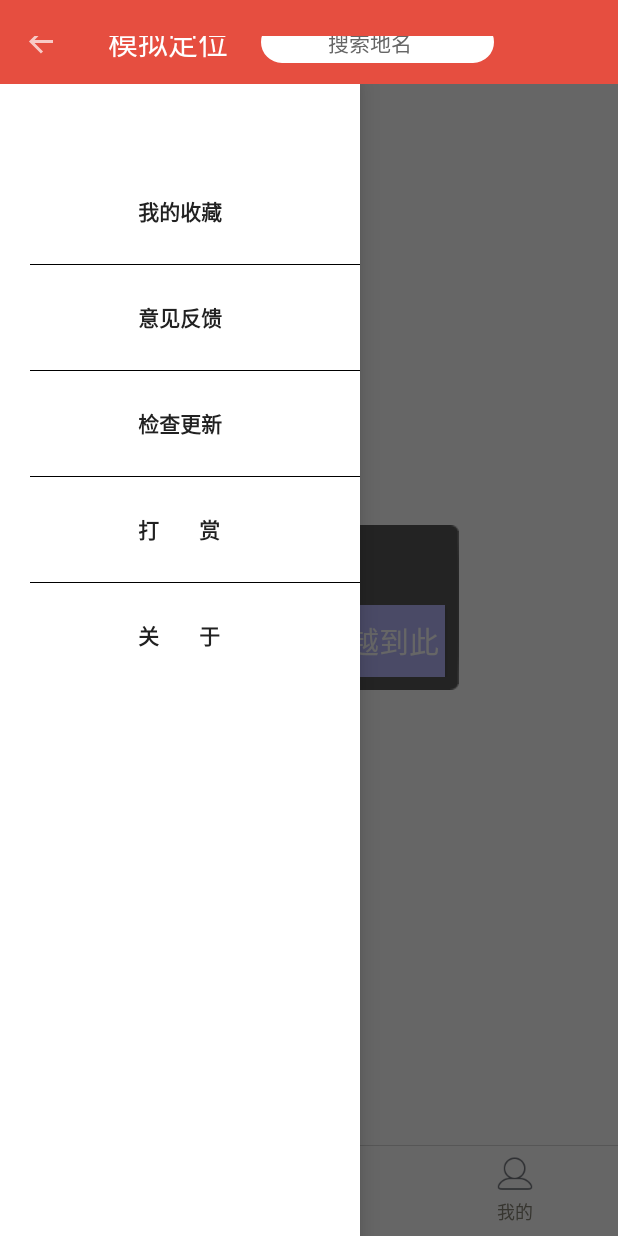
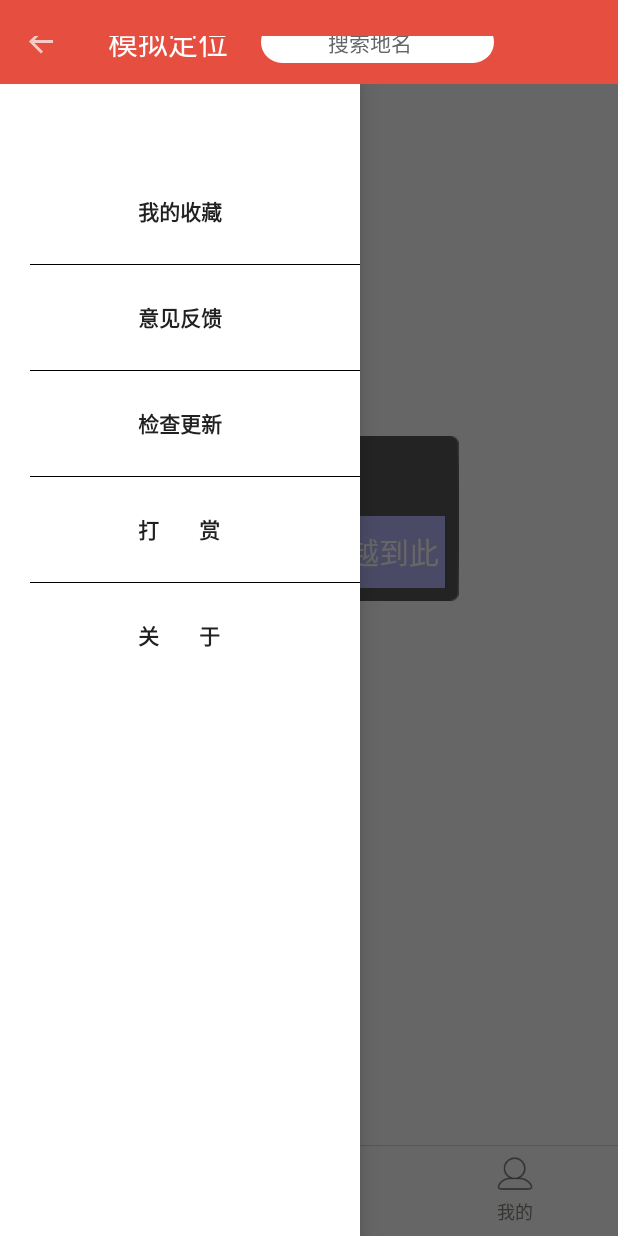
Before and after one commit to hackwind/LocationSimulator, an Android app: the screen it shows after launch (MainActivity), with the side drawer open, on a phone screen of 412 x 824 dp. Run offline under Robolectric (Android 15) with nearby library versions, the phone set to English and light mode, and no system bars; libraries missing offline, so code that uses them is left out: com.baidu.mapapi; 5 statements that could not run were skipped.

Commit message:
modify center inifowindow position

```diff
--- a/app/src/main/java/com/tonyhu/location/fragment/MapFragment.java
+++ b/app/src/main/java/com/tonyhu/location/fragment/MapFragment.java
@@ -20,6 +20,7 @@ import android.widget.TextView;
 
 import com.baidu.mapapi.map.TextureMapView;
 import com.baidu.mapapi.model.LatLng;
+import com.baidu.mapapi.utils.CoordinateConverter;
 import com.tonyhu.location.R;
 import com.tonyhu.location.TonyLocationApplication;
 
@@ -94,7 +95,7 @@ public class MapFragment extends Fragment implements View.OnClickListener{
         public void run() {
             while (true) {
                 try {
-                    Thread.sleep(5000);
+                    Thread.sleep(2000);
 
                     if (hasAddTestProvider() == false) {
                         continue;
@@ -214,4 +215,12 @@ public class MapFragment extends Fragment implements View.OnClickListener{
         }
         return add;
     }
+
+    private void convertCoord(LatLng sourceLatLng) {
+        CoordinateConverter converter  = new CoordinateConverter();
+        converter.from(CoordinateConverter.CoordType.COMMON);
+        // sourceLatLng待转换坐标
+        converter.coord(sourceLatLng);
+        LatLng desLatLng = converter.convert();
+    }
 }
--- a/app/src/main/res/layout/layout_infowindow.xml
+++ b/app/src/main/res/layout/layout_infowindow.xml
@@ -3,8 +3,6 @@
     android:orientation="vertical"
     android:layout_width="200dp"
     android:background="#00000000"
-    android:layout_centerVertical="true"
-    android:layout_centerHorizontal="true"
     android:gravity="center"
     android:layout_height="wrap_content">
     <LinearLayout
```
Also changed, not shown: app/src/main/res/layout/fragment_map.xml (+11 -1 lines).
